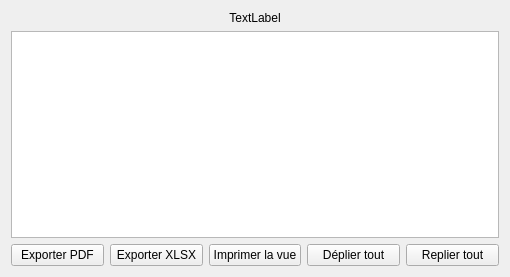
Above: formdisplaytree.ui from GiPiLab/ProtonClassicSuite before the change. Below: the same form after it.
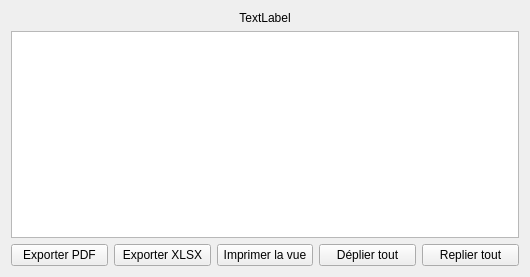
That is the form after the change. Icons and pictures are not drawn.

The edit to the form file:
```diff
--- a/formdisplaytree.ui
+++ b/formdisplaytree.ui
@@ -6,7 +6,7 @@
    <rect>
     <x>0</x>
     <y>0</y>
-    <width>510</width>
+    <width>530</width>
     <height>277</height>
    </rect>
   </property>
```
Left out of the diff: 4 changed lines with no effect on the pictures.
